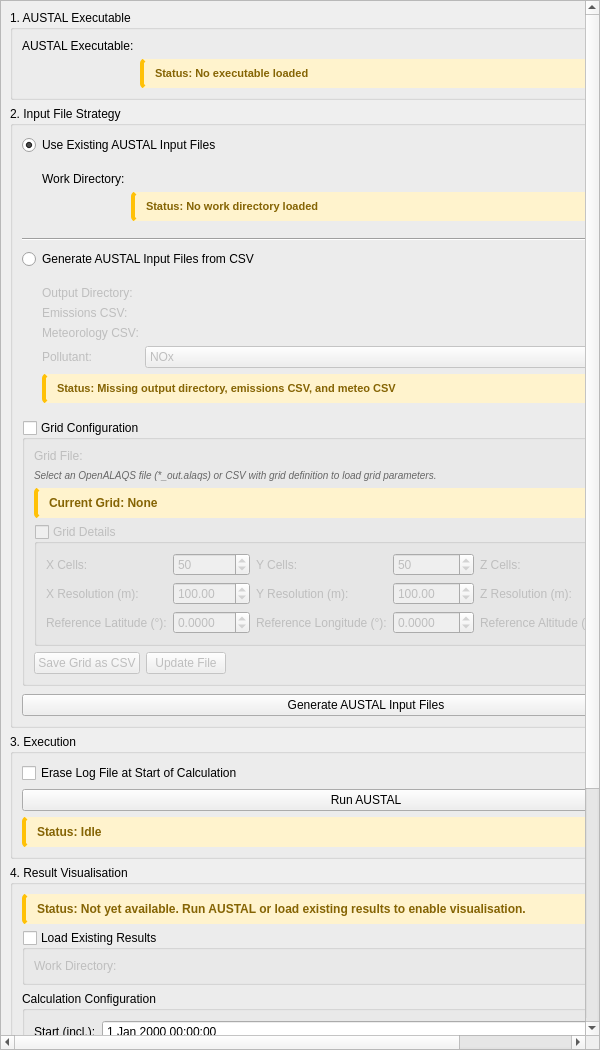
Before: the Qt Designer form open_alaqs/ui/ui_run_austal.ui in eurocontrol-asu/open_alaqs, drawn with Qt 5.
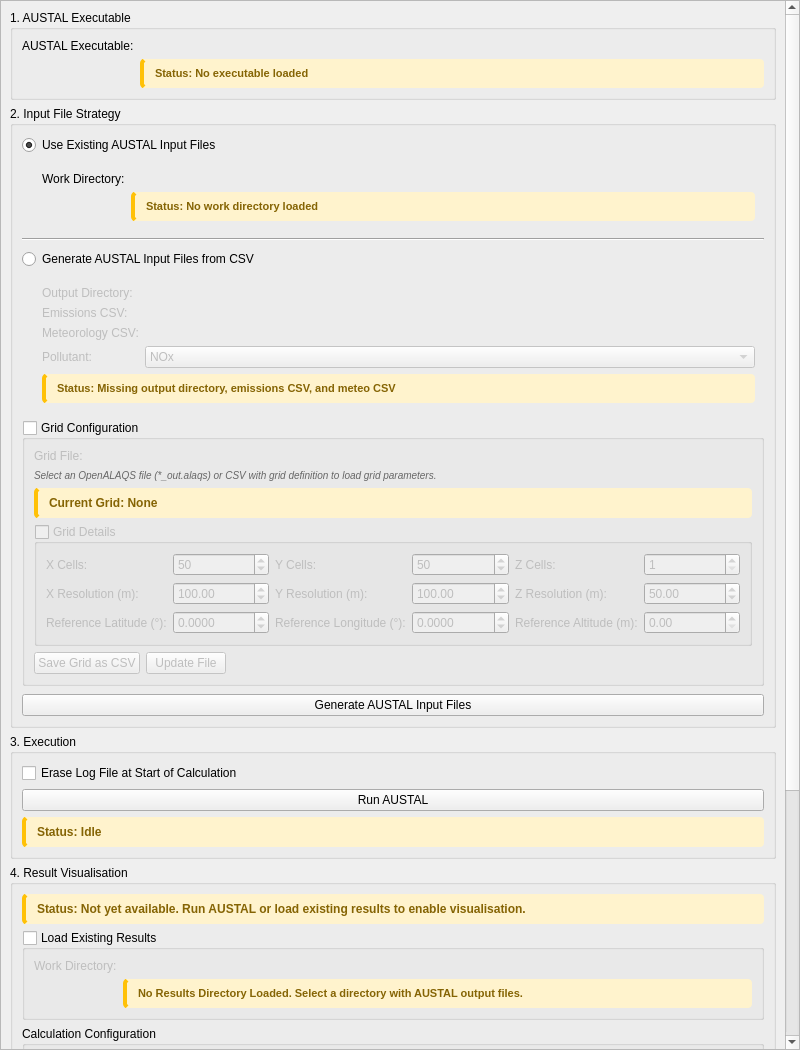
After: the same form once the commit is applied. Custom widgets are drawn as their Qt base class.

Commit message: [ui-rearchitecture] Improve button logic, status displays and grid handling

Patch:
```diff
--- a/open_alaqs/ui/ui_run_austal.ui
+++ b/open_alaqs/ui/ui_run_austal.ui
@@ -6,7 +6,7 @@
    <rect>
     <x>0</x>
     <y>0</y>
-    <width>600</width>
+    <width>800</width>
     <height>1050</height>
    </rect>
   </property>
@@ -723,6 +723,16 @@
            </property>
           </widget>
          </item>
+         <item row="1" column="1">
+          <widget class="QLabel" name="resultsStatusLabel">
+           <property name="text">
+            <string>No Results Directory Loaded. Select a directory with AUSTAL output files.</string>
+           </property>
+           <property name="styleSheet">
+            <string>background-color: #fff3cd; padding: 8px; border-radius: 4px; border-left: 4px solid #ffc107; color: #856404; font-weight: bold; font-size: 11px;</string>
+           </property>
+          </widget>
+         </item>
         </layout>
        </widget>
       </item>
```
Left out of the diff: 2 changed lines with no effect on the pictures. The commit also changes 1 other file.
